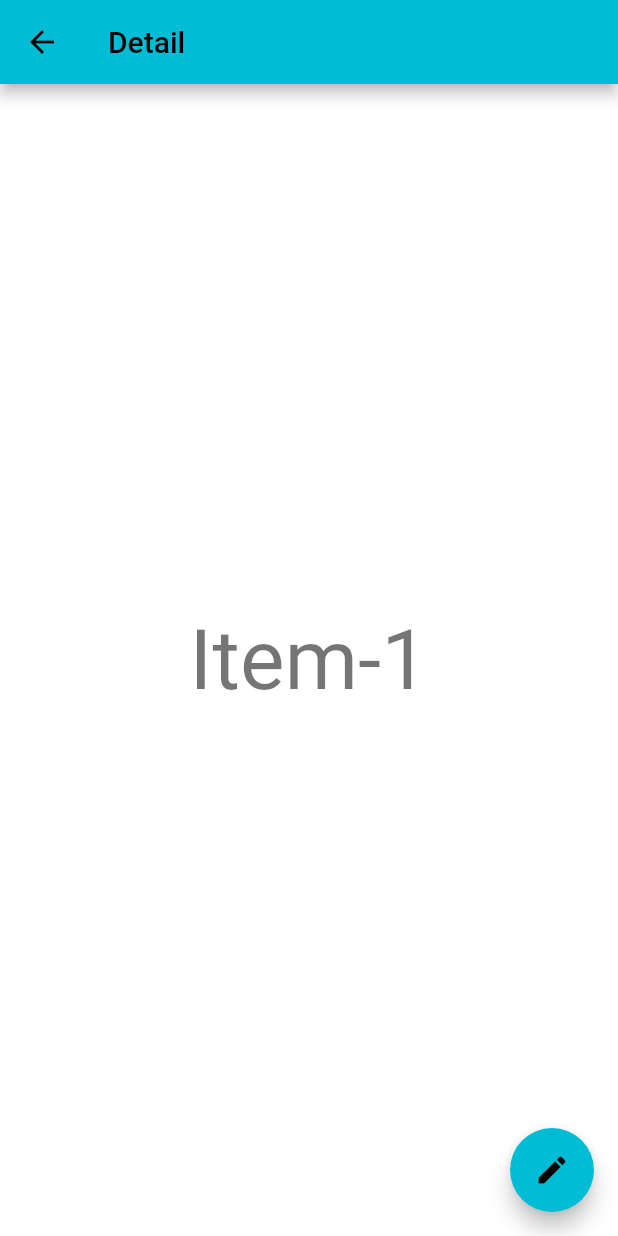
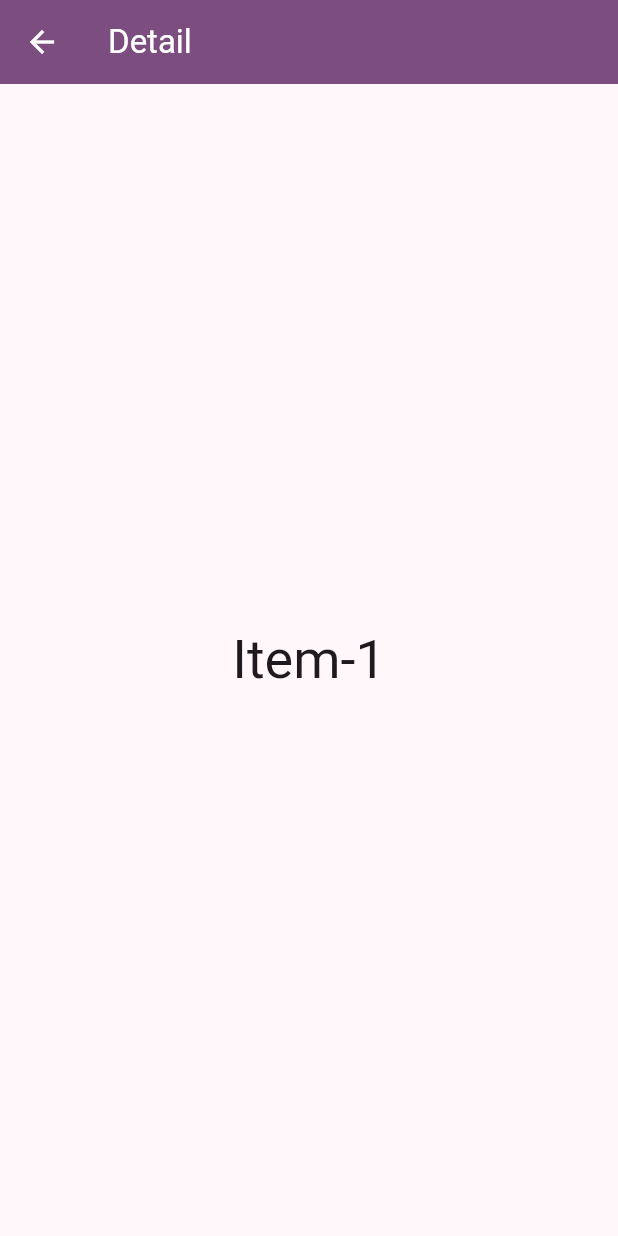
Before and after one commit to Jayasubin/go_router_flutter, a Flutter app: the ListScreen screen opened by its route, after a tap on "Detail page", on a phone screen of 412 x 824 dp. Run offline on Flutter 3.47's test engine with Material 3 defaults, Android fonts, the phone set to English and light mode, and no system bars; our stand-ins replace flutter_bloc, go_router, shared_preferences; accounts and stored records are empty.

Commit message:
Recreated issue with popscope and gorouter

```diff
--- a/lib/cubit/auth_cubit.dart
+++ b/lib/cubit/auth_cubit.dart
@@ -13,7 +13,9 @@ class AuthCubit extends Cubit<AuthState> {
     final prefs = await SharedPreferences.getInstance();
 
     final authorized = await Future.delayed(
-        const Duration(seconds: 2), () => prefs.getBool('authorized'));
+      const Duration(seconds: 2),
+      () => prefs.getBool('authorized'),
+    );
 
     if (authorized == true) {
       emit(Authorized());
@@ -30,7 +32,7 @@ class AuthCubit extends Cubit<AuthState> {
       () async {
         final prefs = await SharedPreferences.getInstance();
 
-        final set = await prefs.setBool('authorized', true);
+        await prefs.setBool('authorized', true);
       },
     );
 
--- a/lib/go_router.dart
+++ b/lib/go_router.dart
@@ -3,10 +3,8 @@ import 'dart:developer';
 import 'package:flutter/material.dart';
 import 'package:go_router/go_router.dart';
 import 'package:routing_strategies/screens/404_screen.dart';
-import 'package:routing_strategies/screens/add_screen.dart';
 import 'package:routing_strategies/screens/auth_screen.dart';
 import 'package:routing_strategies/screens/detail_screen.dart';
-import 'package:routing_strategies/screens/edit_screen.dart';
 import 'package:routing_strategies/screens/home_screen.dart';
 import 'package:routing_strategies/screens/list_screen.dart';
 import 'package:routing_strategies/screens/shell_screen.dart';
@@ -17,7 +15,7 @@ class AppRouter {
         initialLocation: '/',
         //refreshListenable: appContext.read<AuthCubit>().stream,
         redirect: (context, state) {
-          log(state.location);
+          log(state.uri.path);
           //
           // final authState = context.read<AuthCubit>().state;
           // if (authState is Authorized || state.location.startsWith('/auth')) {
@@ -61,22 +59,11 @@ class AppRouter {
                     },
                     routes: <GoRoute>[
                       GoRoute(
-                          path: 'add',
-                          builder: (_, __) {
-                            return const AddScreen();
-                          },
-                        ),
-                        GoRoute(
                         path: 'detail/:id',
                         builder: (_, state) {
-                            final String id = state.params['id'] as String;
+                          final String id =
+                              state.pathParameters['id'] as String;
                           return DetailScreen(id: id);
-                          },
-                          routes: <GoRoute>[
-                            GoRoute(
-                              path: 'edit',
-                              builder: (_, state) {
-                                return const EditScreen();
                         },
                       ),
                     ],
@@ -85,7 +72,6 @@ class AppRouter {
               ),
             ],
           ),
-              ]),
         ],
         errorBuilder: (_, __) => const Screen404(),
       );
--- a/lib/screens/404_screen.dart
+++ b/lib/screens/404_screen.dart
@@ -1,7 +1,7 @@
 import 'package:flutter/material.dart';
 
 class Screen404 extends StatelessWidget {
-  const Screen404({Key? key}) : super(key: key);
+  const Screen404({super.key});
 
   @override
   Widget build(BuildContext context) {
--- a/lib/screens/auth_screen.dart
+++ b/lib/screens/auth_screen.dart
@@ -3,7 +3,7 @@ import 'package:flutter_bloc/flutter_bloc.dart';
 import 'package:routing_strategies/cubit/auth_cubit.dart';
 
 class AuthScreen extends StatelessWidget {
-  const AuthScreen({Key? key}) : super(key: key);
+  const AuthScreen({super.key});
 
   @override
   Widget build(BuildContext context) {
--- a/lib/screens/detail_screen.dart
+++ b/lib/screens/detail_screen.dart
@@ -1,31 +1,30 @@
 import 'package:flutter/material.dart';
-import 'package:go_router/go_router.dart';
+import 'package:routing_strategies/confirm_back.dart';
 
 class DetailScreen extends StatelessWidget {
   final String id;
 
   const DetailScreen({
-    Key? key,
+    super.key,
     required this.id,
-  }) : super(key: key);
+  });
 
   @override
   Widget build(BuildContext context) {
-    return Scaffold(
+    return PopScope(
+      canPop: false,
+      onPopInvokedWithResult: (didPop, result) =>
+          confirmBack(context, 'detail', didPop, result),
+      child: Scaffold(
         appBar: AppBar(
           title: const Text('Detail'),
         ),
         body: Center(
           child: Text(
             id,
-          style: Theme.of(context).textTheme.displayMedium,
+            style: Theme.of(context).textTheme.displaySmall,
           ),
         ),
-      floatingActionButton: FloatingActionButton(
-        onPressed: () {
-          context.go('/home/list/detail/$id/edit');
-        },
-        child: const Icon(Icons.edit),
       ),
     );
   }
--- a/lib/screens/home_screen.dart
+++ b/lib/screens/home_screen.dart
@@ -1,50 +1,28 @@
 import 'package:flutter/material.dart';
 import 'package:go_router/go_router.dart';
-import 'package:routing_strategies/theme/theme_helper.dart';
+import 'package:routing_strategies/confirm_back.dart';
 
 class HomeScreen extends StatelessWidget {
-  const HomeScreen({Key? key}) : super(key: key);
+  const HomeScreen({super.key});
 
   @override
   Widget build(BuildContext context) {
-    final size = MediaQuery.of(context).size;
-    final scheme = Theme.of(context).colorScheme;
-    final help = ThemeHelper.of(context);
-
-    return Scaffold(
+    return PopScope(
+      canPop: false,
+      onPopInvokedWithResult: (didPop, result) =>
+          confirmBack(context, 'home', didPop, result),
+      child: Scaffold(
         appBar: AppBar(
           automaticallyImplyLeading: false,
           title: const Text('Home'),
         ),
         body: Center(
-        child: Column(
-          mainAxisAlignment: MainAxisAlignment.center,
-          crossAxisAlignment: CrossAxisAlignment.center,
-          children: [
-            Row(
-              mainAxisSize: MainAxisSize.min,
-              children: [
-                Container(
-                  color: scheme.primaryContainer,
-                  height: size.width / 12,
-                  width: size.width / 12,
-                ),
-                const SizedBox(width: 32),
-                Container(
-                  color: help.cScheme.primaryContainer,
-                  height: help.containerWidth,
-                  width: help.containerWidth,
-                ),
-              ],
-            ),
-            const SizedBox(height: 32),
-            ElevatedButton(
+          child: ElevatedButton(
             onPressed: () {
               context.go('/home/list');
             },
             child: const Text('List page'),
           ),
-          ],
         ),
       ),
     );
--- a/lib/screens/list_screen.dart
+++ b/lib/screens/list_screen.dart
@@ -1,12 +1,17 @@
 import 'package:flutter/material.dart';
 import 'package:go_router/go_router.dart';
+import 'package:routing_strategies/confirm_back.dart';
 
 class ListScreen extends StatelessWidget {
-  const ListScreen({Key? key}) : super(key: key);
+  const ListScreen({super.key});
 
   @override
   Widget build(BuildContext context) {
-    return Scaffold(
+    return PopScope(
+      canPop: false,
+      onPopInvokedWithResult: (didPop, result) =>
+          confirmBack(context, 'list', didPop, result),
+      child: Scaffold(
         appBar: AppBar(
           title: const Text('List'),
         ),
@@ -23,11 +28,6 @@ class ListScreen extends StatelessWidget {
             ],
           ),
         ),
-      floatingActionButton: FloatingActionButton(
-        onPressed: () {
-          context.go('/home/list/add');
-        },
-        child: const Icon(Icons.add),
       ),
     );
   }
--- a/lib/screens/shell_screen.dart
+++ b/lib/screens/shell_screen.dart
@@ -2,13 +2,12 @@ import 'package:flutter/material.dart';
 import 'package:flutter_bloc/flutter_bloc.dart';
 import 'package:go_router/go_router.dart';
 import 'package:routing_strategies/cubit/auth_cubit.dart';
-import 'package:routing_strategies/theme/theme_helper.dart';
 
 class ShellScreen extends StatefulWidget {
   const ShellScreen({
-    Key? key,
+    super.key,
     required this.child,
-  }) : super(key: key);
+  });
 
   final Widget child;
 
@@ -29,7 +28,6 @@ class _ShellScreenState extends State<ShellScreen> {
   @override
   Widget build(BuildContext context) {
     return BlocListener<AuthCubit, AuthState>(
-      //listenWhen: (pre,cur)=>cur ,
       listener: (context, state) {
         if (state is AuthLoading) {
           context.go('/');
@@ -41,10 +39,7 @@ class _ShellScreenState extends State<ShellScreen> {
           context.go('/auth');
         }
       },
-      child: ThemeHelper(
-        context: context,
-        child: widget.child,
-      ),
+      child: widget.child,
     );
   }
 }
--- a/lib/theme/theme.dart
+++ /dev/null
@@ -1,17 +0,0 @@
-import 'package:flutter/material.dart';
-
-class AppTheme {
-  static ThemeData lightTheme = ThemeData.from(
-    useMaterial3: false,
-    colorScheme: ColorScheme.fromSwatch(
-      primarySwatch: Colors.cyan,
-      brightness: Brightness.light,
-    ),
-  );
-  static ThemeData darkTheme = ThemeData.from(
-    colorScheme: ColorScheme.fromSwatch(
-      primarySwatch: Colors.teal,
-      brightness: Brightness.dark,
-    ),
-  );
-}
--- a/lib/theme/theme_helper.dart
+++ /dev/null
@@ -1,26 +0,0 @@
-import 'package:flutter/material.dart';
-
-class ThemeHelper extends InheritedWidget {
-  final BuildContext context;
-
-  ThemeHelper({
-    super.key,
-    required super.child,
-    required this.context,
-  }) {
-    print('Created theme helper');
-  }
-
-  @override
-  bool updateShouldNotify(covariant InheritedWidget oldWidget) {
-    print('Updated theme helper');
-    return true;
-  }
-
-  static ThemeHelper of(BuildContext context) =>
-      context.dependOnInheritedWidgetOfExactType<ThemeHelper>()!;
-
-  ColorScheme get cScheme => Theme.of(context).colorScheme;
-
-  double get containerWidth => (MediaQuery.of(context).size).width / 12;
-}
```
Also changed, not shown: lib/app.dart (+10 -4 lines), lib/confirm_back.dart (added, +40 -0 lines), lib/screens/add_screen.dart (deleted, +0 -23 lines), lib/screens/edit_screen.dart (deleted, +0 -23 lines), lib/screens/splash_screen.dart (+5 -2 lines), pubspec.yaml (+4 -3 lines), pubspec.lock, 1 other file. Lines whose indentation alone changed are shown as unchanged.
